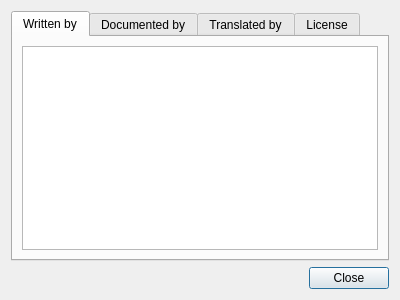
Qt form src/ui/credits.ui (olielvewen/QDvGrab) before a commit.
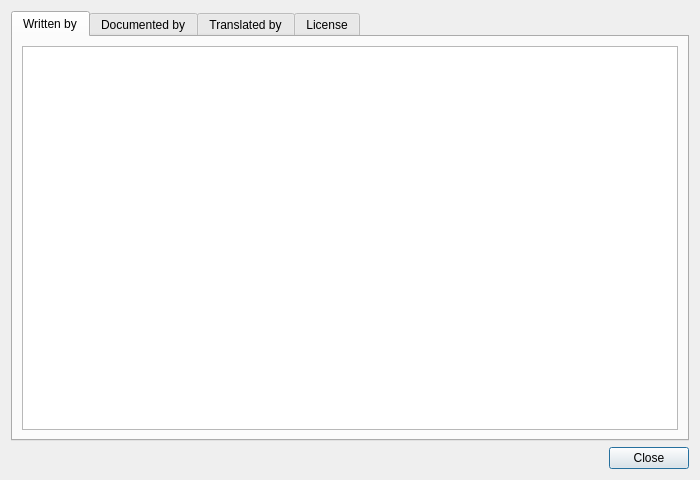
The same form after that commit.

Commit message: others modification on the Credit screen

The edit to the form file:
```diff
--- a/src/ui/credits.ui
+++ b/src/ui/credits.ui
@@ -6,8 +6,8 @@
    <rect>
     <x>0</x>
     <y>0</y>
-    <width>400</width>
-    <height>300</height>
+    <width>700</width>
+    <height>480</height>
    </rect>
   </property>
   <property name="windowTitle">
```
Left out of the diff: 8 changed lines with no effect on the pictures. The commit also changes 7 other files.
